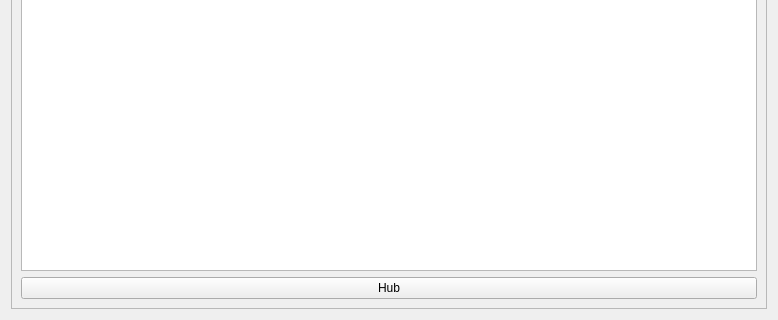
Qt form src/browse/browsewidget.ui (ZacharyOllivierre/Project-2) before a commit; both pictures show x 0 to 778 and y 260 to 580 of the 778 by 580 pixel window.
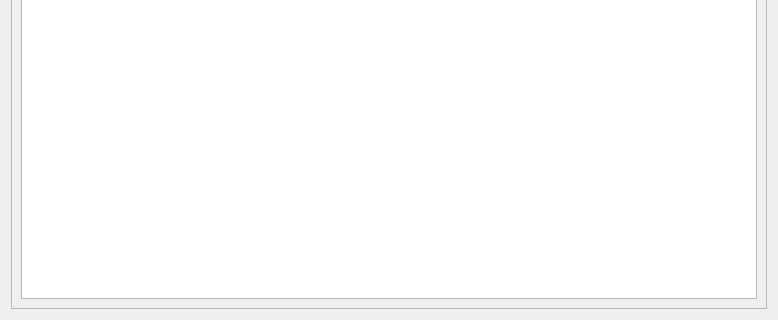
The same form after that commit.

The edit to the form file:
```diff
--- a/src/browse/browsewidget.ui
+++ b/src/browse/browsewidget.ui
@@ -66,13 +66,6 @@
       <item>
        <widget class="QTableWidget" name="table"/>
       </item>
-      <item>
-       <widget class="QPushButton" name="buttonHub">
-        <property name="text">
-         <string>Hub</string>
-        </property>
-       </widget>
-      </item>
      </layout>
     </widget>
    </item>
```
Left out of the diff: 19 changed lines with no effect on the pictures.
